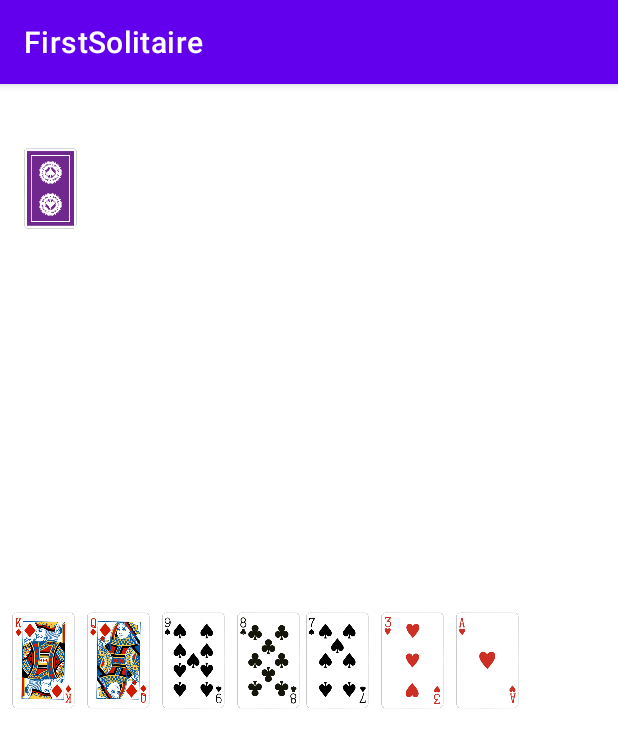
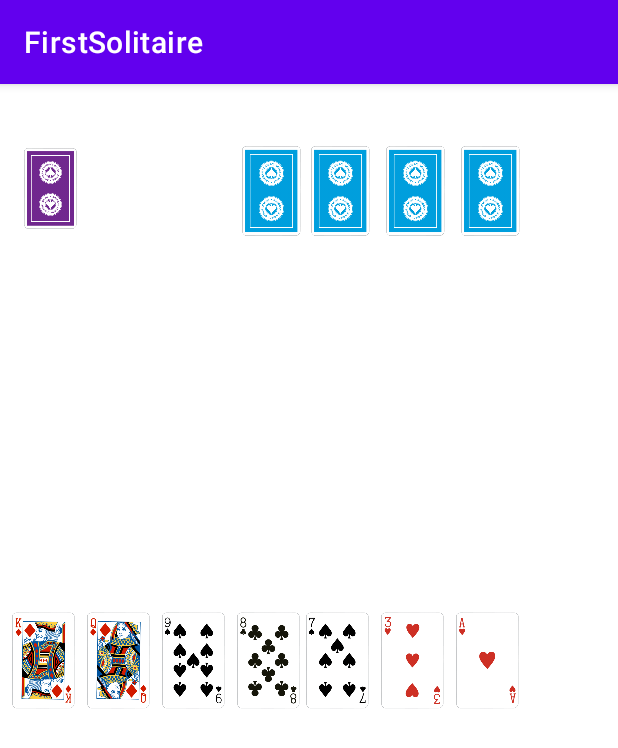
Before and after one commit to fernandaporocha/FirstSolitaire, an Android app: the screen it shows after launch (MainActivity), on a phone screen of 412 x 824 dp. Shown: the top 748 px of the screen. Run offline under Robolectric (Android 15) with nearby library versions, the phone set to English and light mode, and no system bars.

Commit message:
Adding foundation piles to the interface

```diff
--- a/app/src/main/res/layout/activity_main.xml
+++ b/app/src/main/res/layout/activity_main.xml
@@ -27,6 +27,58 @@
         app:layout_constraintBottom_toBottomOf="parent"
         app:layout_constraintEnd_toEndOf="parent"
         app:layout_constraintHorizontal_bias="0.034"
+        app:layout_constraintStart_toEndOf="@+id/stock_image"
+        app:layout_constraintTop_toTopOf="parent"
+        app:layout_constraintVertical_bias="0.058"
+        app:srcCompat="@drawable/blue_back" />
+
+    <ImageView
+        android:id="@+id/foundation_0"
+        android:layout_width="39dp"
+        android:layout_height="60dp"
+        android:contentDescription="@string/waste_image"
+        app:layout_constraintBottom_toBottomOf="parent"
+        app:layout_constraintEnd_toEndOf="parent"
+        app:layout_constraintHorizontal_bias="0.342"
+        app:layout_constraintStart_toEndOf="@+id/stock_image"
+        app:layout_constraintTop_toTopOf="parent"
+        app:layout_constraintVertical_bias="0.058"
+        app:srcCompat="@drawable/blue_back" />
+
+    <ImageView
+        android:id="@+id/foundation_1"
+        android:layout_width="39dp"
+        android:layout_height="60dp"
+        android:contentDescription="@string/waste_image"
+        app:layout_constraintBottom_toBottomOf="parent"
+        app:layout_constraintEnd_toEndOf="parent"
+        app:layout_constraintHorizontal_bias="0.485"
+        app:layout_constraintStart_toEndOf="@+id/stock_image"
+        app:layout_constraintTop_toTopOf="parent"
+        app:layout_constraintVertical_bias="0.058"
+        app:srcCompat="@drawable/blue_back" />
+
+    <ImageView
+        android:id="@+id/foundation_2"
+        android:layout_width="39dp"
+        android:layout_height="60dp"
+        android:contentDescription="@string/waste_image"
+        app:layout_constraintBottom_toBottomOf="parent"
+        app:layout_constraintEnd_toEndOf="parent"
+        app:layout_constraintHorizontal_bias="0.641"
+        app:layout_constraintStart_toEndOf="@+id/stock_image"
+        app:layout_constraintTop_toTopOf="parent"
+        app:layout_constraintVertical_bias="0.058"
+        app:srcCompat="@drawable/blue_back" />
+
+    <ImageView
+        android:id="@+id/foundation_3"
+        android:layout_width="39dp"
+        android:layout_height="60dp"
+        android:contentDescription="@string/waste_image"
+        app:layout_constraintBottom_toBottomOf="parent"
+        app:layout_constraintEnd_toEndOf="parent"
+        app:layout_constraintHorizontal_bias="0.797"
         app:layout_constraintStart_toEndOf="@+id/stock_image"
         app:layout_constraintTop_toTopOf="parent"
         app:layout_constraintVertical_bias="0.058"
```
